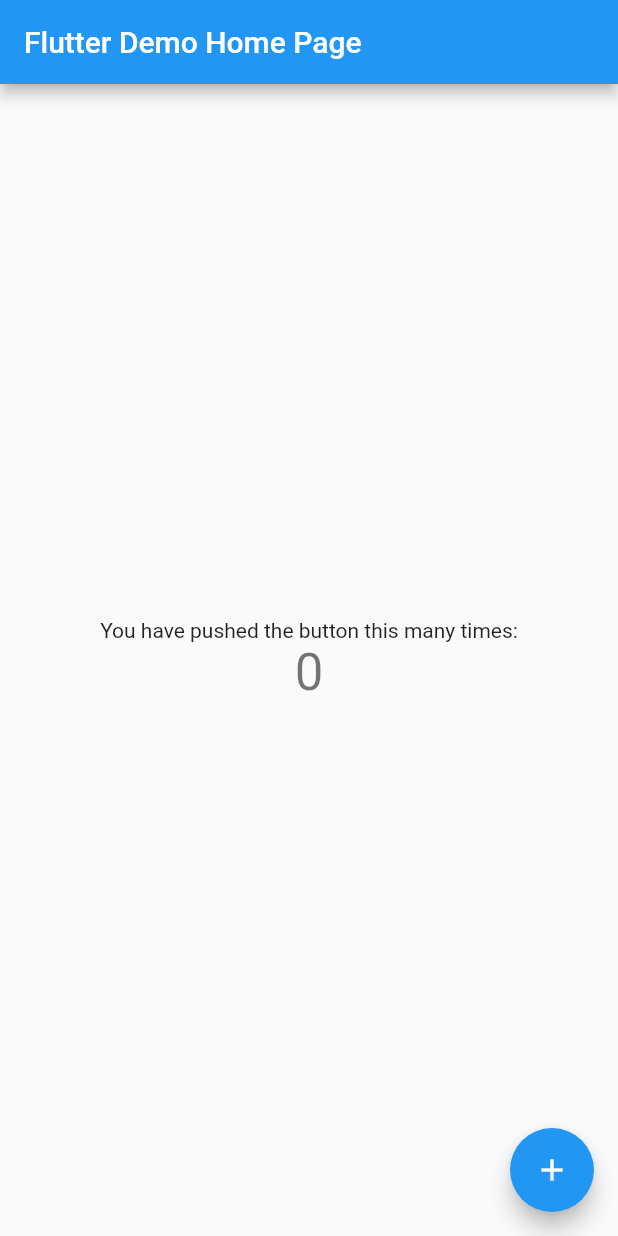
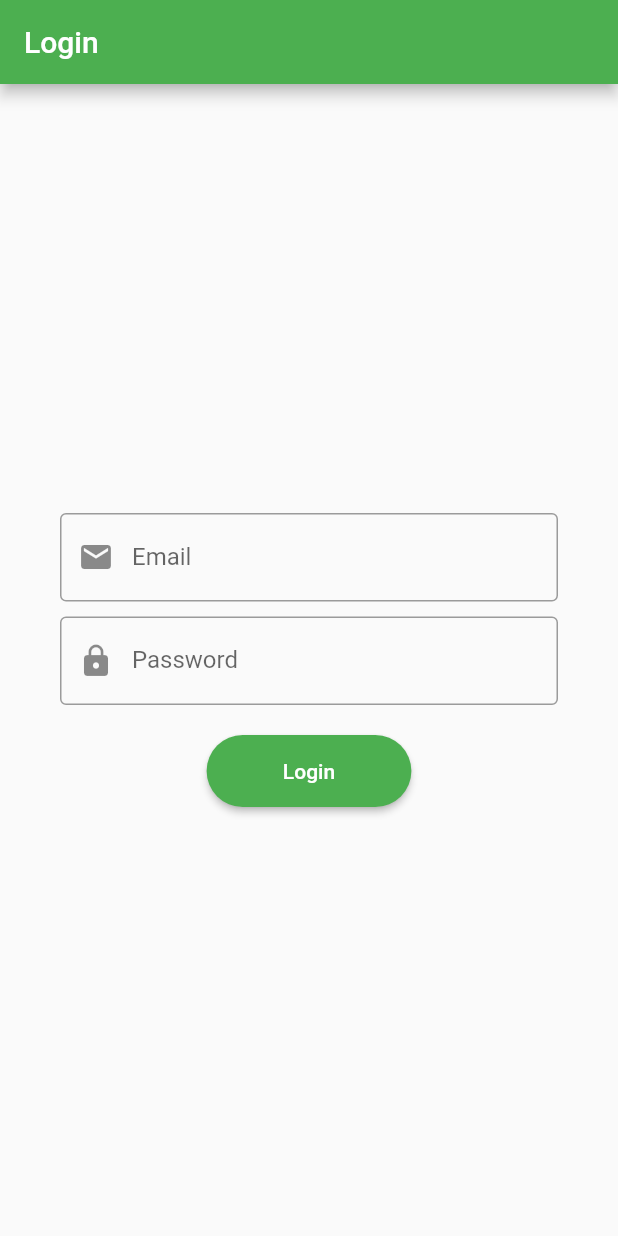
Before and after one commit to mahfuznow/flutter_bloc_login, a Flutter app: the screen it shows after launch, on a phone screen of 412 x 824 dp. Run offline on Flutter 3.47's test engine with Material 2 defaults, Android fonts, the phone set to English and light mode, and no system bars.

Commit message:
Basic login page added

```diff
--- a/lib/main.dart
+++ b/lib/main.dart
@@ -1,67 +1,6 @@
 import 'package:flutter/material.dart';
+import 'package:flutter_bloc_login/src/app.dart';
 
 void main() {
   runApp(const MyApp());
 }
-
-class MyApp extends StatelessWidget {
-  const MyApp({super.key});
-
-  @override
-  Widget build(BuildContext context) {
-    return MaterialApp(
-      title: 'Flutter Demo',
-      theme: ThemeData(
-        primarySwatch: Colors.blue,
-      ),
-      home: const MyHomePage(title: 'Flutter Demo Home Page'),
-    );
-  }
-}
-
-class MyHomePage extends StatefulWidget {
-  const MyHomePage({super.key, required this.title});
-
-  final String title;
-
-  @override
-  State<MyHomePage> createState() => _MyHomePageState();
-}
-
-class _MyHomePageState extends State<MyHomePage> {
-  int _counter = 0;
-
-  void _incrementCounter() {
-    setState(() {
-      _counter++;
-    });
-  }
-
-  @override
-  Widget build(BuildContext context) {
-    return Scaffold(
-      appBar: AppBar(
-        title: Text(widget.title),
-      ),
-      body: Center(
-        child: Column(
-          mainAxisAlignment: MainAxisAlignment.center,
-          children: <Widget>[
-            const Text(
-              'You have pushed the button this many times:',
-            ),
-            Text(
-              '$_counter',
-              style: Theme.of(context).textTheme.headline4,
-            ),
-          ],
-        ),
-      ),
-      floatingActionButton: FloatingActionButton(
-        onPressed: _incrementCounter,
-        tooltip: 'Increment',
-        child: const Icon(Icons.add),
-      ),
-    );
-  }
-}
--- /dev/null
+++ b/lib/src/app.dart
@@ -0,0 +1,17 @@
+import 'package:flutter/material.dart';
+import 'package:flutter_bloc_login/src/feature/auth/login/login_page.dart';
+
+class MyApp extends StatelessWidget {
+  const MyApp({super.key});
+
+  @override
+  Widget build(BuildContext context) {
+    return MaterialApp(
+      title: 'Flutter Demo',
+      theme: ThemeData(
+        primarySwatch: Colors.green,
+      ),
+      home: const LoginPage(),
+    );
+  }
+}
--- /dev/null
+++ b/lib/src/feature/auth/login/login_page.dart
@@ -0,0 +1,66 @@
+import 'package:flutter/material.dart';
+
+class LoginPage extends StatelessWidget {
+  const LoginPage({Key? key}) : super(key: key);
+
+  @override
+  Widget build(BuildContext context) {
+    return Scaffold(
+      appBar: AppBar(
+        title: const Text('Login'),
+      ),
+      body: _loginForm(),
+    );
+  }
+
+  Widget _loginForm() {
+    return Padding(
+      padding: const EdgeInsets.all(40.0),
+      child: Column(
+        mainAxisAlignment: MainAxisAlignment.center,
+        children: <Widget>[
+          _emailField(),
+          const SizedBox(height: 10.0),
+          _passwordField(),
+          const SizedBox(height: 20.0),
+          _loginButton()
+        ],
+      ),
+    );
+  }
+
+  Widget _emailField() {
+    return const TextField(
+      decoration: InputDecoration(
+        prefixIcon: Icon(Icons.email),
+        border: OutlineInputBorder(),
+        labelText: "Email",
+        hintText: "Enter your email",
+      ),
+    );
+  }
+
+  Widget _passwordField() {
+    return const TextField(
+      decoration: InputDecoration(
+        prefixIcon: Icon(Icons.lock),
+        border: OutlineInputBorder(),
+        labelText: "Password",
+        hintText: "Enter your password",
+      ),
+      obscureText: true,
+    );
+  }
+
+  Widget _loginButton() {
+    return ElevatedButton(
+      style: ElevatedButton.styleFrom(shape: const StadiumBorder()),
+      onPressed: (() {}),
+      child: const Center(
+        widthFactor: 3,
+        heightFactor: 3,
+        child: Text("Login"),
+      ),
+    );
+  }
+}
```
